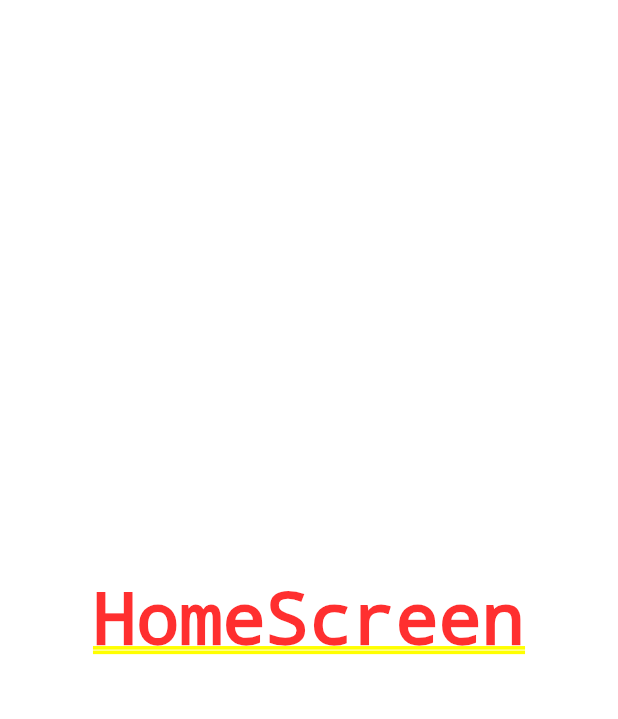
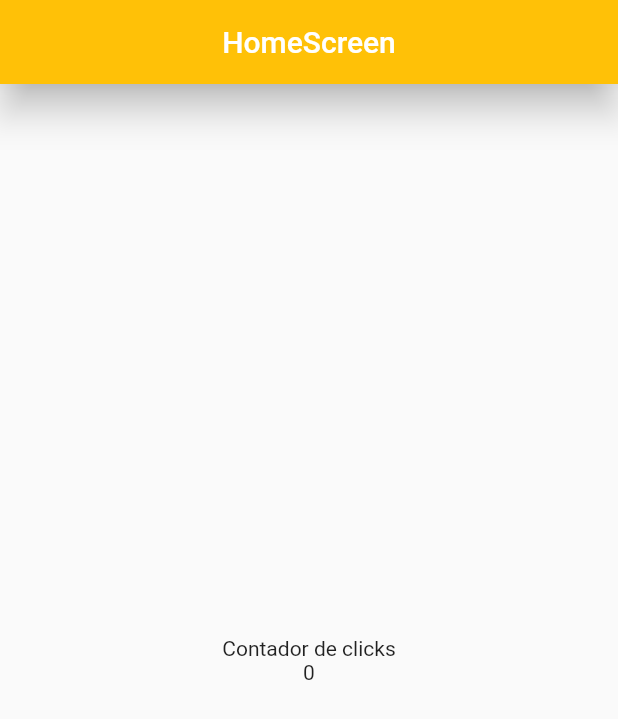
Before and after one commit to slopezalvas/counter_app, a Flutter app: the screen it shows after launch, on a phone screen of 412 x 824 dp. Shown: the top 719 px of the screen. Run offline on Flutter 3.47's test engine with Material 2 defaults, Android fonts, the phone set to English and light mode, and no system bars.

Commit message:
Tarea columnas

```diff
--- a/lib/screens/home_screen.dart
+++ b/lib/screens/home_screen.dart
@@ -9,8 +9,21 @@ class HomeScreen extends StatelessWidget {
 
   @override
   Widget build(BuildContext context) {
-    return const Center(
-        child: Text('HomeScreen'),
+    return Scaffold(
+      appBar: AppBar(
+        title: const Center(child: Text('HomeScreen')),
+        elevation: 10,
+        backgroundColor: Colors.amber,
+      ),
+      body: Center(
+        child: Column(
+          mainAxisAlignment: MainAxisAlignment.center,
+            children: const <Widget>[
+              Text('Contador de clicks'),
+              Text('0'),
+            ],
+          ),
+      ),
     );
   }
 
```
